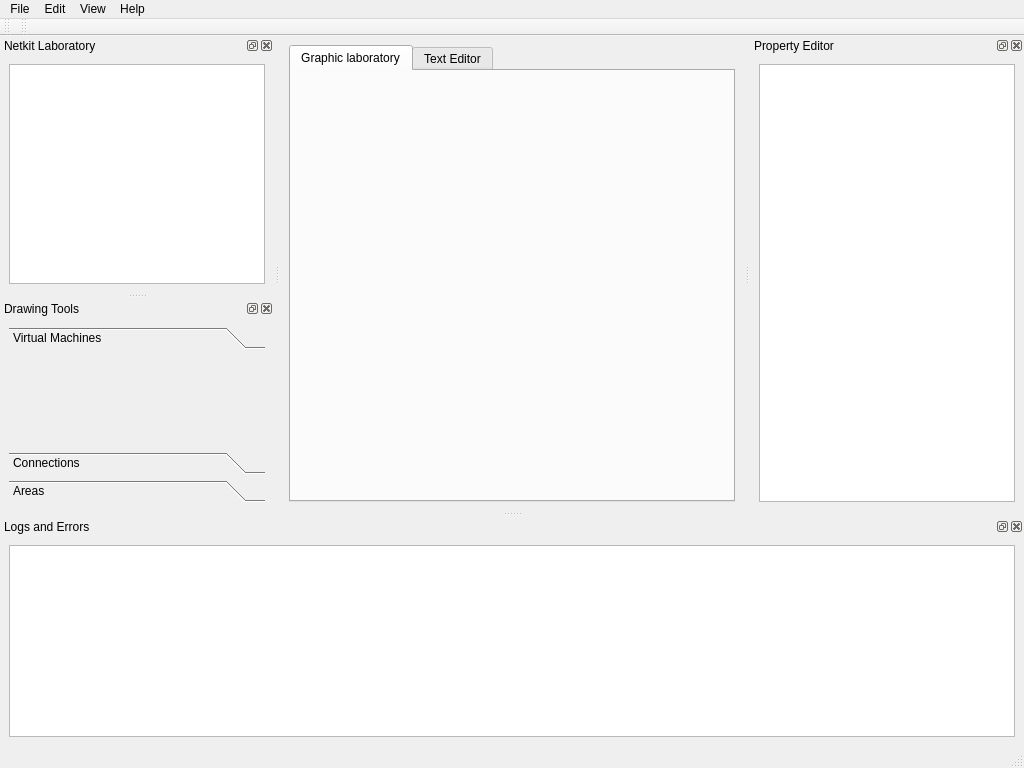
The window that ui/visual_netkit_main.ui (slux83/visual-netkit) describes before a commit, drawn with Qt 5.
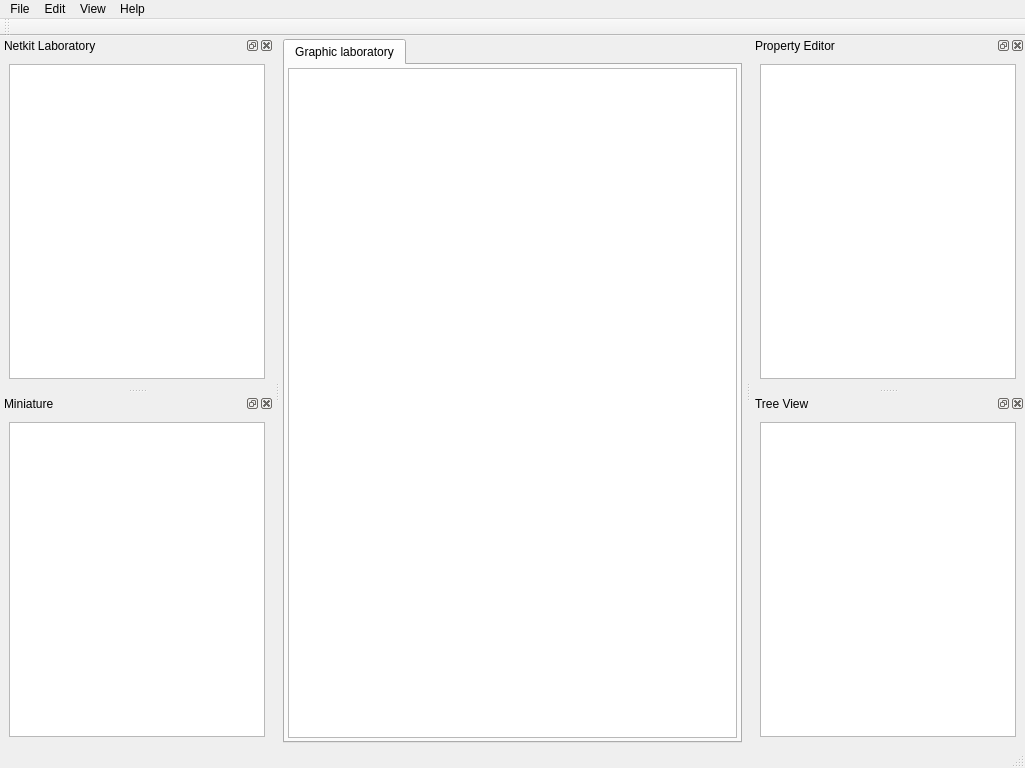
The same window after the commit. The open tabs and pages were chosen to show the change.

Commit message: changed the views: miniature and tree view (deleted the dock for log and errors.. maybe this will be a stand alone widget)

What changed in the file:
```diff
--- a/ui/visual_netkit_main.ui
+++ b/ui/visual_netkit_main.ui
@@ -5,7 +5,7 @@
    <rect>
     <x>0</x>
     <y>0</y>
-    <width>1024</width>
+    <width>1025</width>
     <height>768</height>
    </rect>
   </property>
@@ -17,6 +17,21 @@
   </property>
   <widget class="QWidget" name="centralwidget" >
    <layout class="QVBoxLayout" >
+    <property name="spacing" >
+     <number>3</number>
+    </property>
+    <property name="leftMargin" >
+     <number>3</number>
+    </property>
+    <property name="topMargin" >
+     <number>3</number>
+    </property>
+    <property name="rightMargin" >
+     <number>3</number>
+    </property>
+    <property name="bottomMargin" >
+     <number>3</number>
+    </property>
     <item>
      <widget class="QTabWidget" name="tabWidget" >
       <property name="currentIndex" >
@@ -26,11 +41,23 @@
        <attribute name="title" >
         <string>Graphic laboratory</string>
        </attribute>
-      </widget>
-      <widget class="QWidget" name="tab_2" >
-       <attribute name="title" >
-        <string>Text Editor</string>
-       </attribute>
+       <layout class="QVBoxLayout" >
+        <property name="leftMargin" >
+         <number>3</number>
+        </property>
+        <property name="topMargin" >
+         <number>3</number>
+        </property>
+        <property name="rightMargin" >
+         <number>3</number>
+        </property>
+        <property name="bottomMargin" >
+         <number>3</number>
+        </property>
+        <item>
+         <widget class="QGraphicsView" name="graphicsView" />
+        </item>
+       </layout>
       </widget>
      </widget>
     </item>
@@ -41,7 +68,7 @@
     <rect>
      <x>0</x>
      <y>0</y>
-     <width>1024</width>
+     <width>1025</width>
      <height>25</height>
     </rect>
    </property>
@@ -124,42 +151,9 @@
     </layout>
    </widget>
   </widget>
-  <widget class="QDockWidget" name="dockWidget_5" >
-   <property name="windowTitle" >
-    <string>Logs and Errors</string>
-   </property>
-   <attribute name="dockWidgetArea" >
-    <number>8</number>
-   </attribute>
-   <widget class="QWidget" name="dockWidgetContents_5" >
-    <layout class="QVBoxLayout" >
-     <item>
-      <widget class="QTextEdit" name="textEdit" >
-       <property name="html" >
-        <string>&lt;html>&lt;head>&lt;meta name="qrichtext" content="1" />&lt;style type="text/css">
-p, li { white-space: pre-wrap; }
-&lt;/style>&lt;/head>&lt;body style=" font-family:'Sans Serif'; font-size:9pt; font-weight:400; font-style:normal;">
-&lt;p style="-qt-paragraph-type:empty; margin-top:0px; margin-bottom:0px; margin-left:0px; margin-right:0px; -qt-block-indent:0; text-indent:0px;">&lt;/p>&lt;/body>&lt;/html></string>
-       </property>
-      </widget>
-     </item>
-    </layout>
-   </widget>
-  </widget>
-  <widget class="QToolBar" name="toolBar_2" >
-   <property name="windowTitle" >
-    <string>toolBar_2</string>
-   </property>
-   <attribute name="toolBarArea" >
-    <enum>TopToolBarArea</enum>
-   </attribute>
-   <attribute name="toolBarBreak" >
-    <bool>false</bool>
-   </attribute>
-  </widget>
   <widget class="QDockWidget" name="dockWidget_6" >
    <property name="windowTitle" >
-    <string>Drawing Tools</string>
+    <string>Miniature</string>
    </property>
    <attribute name="dockWidgetArea" >
     <number>1</number>
@@ -167,46 +161,83 @@
    <widget class="QWidget" name="dockWidgetContents_6" >
     <layout class="QVBoxLayout" >
      <item>
-      <widget class="QToolBox" name="toolBox" >
-       <property name="currentIndex" >
-        <number>0</number>
-       </property>
-       <widget class="QWidget" name="page" >
-        <property name="geometry" >
-         <rect>
-          <x>0</x>
-          <y>0</y>
-          <width>140</width>
-          <height>57</height>
-         </rect>
-        </property>
-        <attribute name="label" >
-         <string>Virtual Machines</string>
-        </attribute>
-       </widget>
-       <widget class="QWidget" name="page_2" >
-        <property name="geometry" >
-         <rect>
-          <x>0</x>
-          <y>0</y>
-          <width>132</width>
-          <height>103</height>
-         </rect>
-        </property>
-        <attribute name="label" >
-         <string>Connections</string>
-        </attribute>
-       </widget>
-       <widget class="QWidget" name="page_3" >
-        <attribute name="label" >
-         <string>Areas</string>
-        </attribute>
-       </widget>
-      </widget>
+      <widget class="QGraphicsView" name="graphicsView_2" />
      </item>
     </layout>
    </widget>
   </widget>
+  <widget class="QDockWidget" name="dockWidget_2" >
+   <property name="windowTitle" >
+    <string>Tree View</string>
+   </property>
+   <attribute name="dockWidgetArea" >
+    <number>2</number>
+   </attribute>
+   <widget class="QWidget" name="dockWidgetContents_2" >
+    <layout class="QVBoxLayout" >
+     <item>
+      <widget class="QTreeView" name="treeView_2" />
+     </item>
+    </layout>
+   </widget>
+  </widget>
+  <action name="actionNetkit_Lab" >
+   <property name="checkable" >
+    <bool>true</bool>
+   </property>
+   <property name="checked" >
+    <bool>true</bool>
+   </property>
+   <property name="text" >
+    <string>Netkit Lab</string>
+   </property>
+  </action>
+  <action name="actionMiniature" >
+   <property name="checkable" >
+    <bool>true</bool>
+   </property>
+   <property name="checked" >
+    <bool>true</bool>
+   </property>
+   <property name="text" >
+    <string>Miniature</string>
+   </property>
+  </action>
+  <action name="actionProperty_Editor" >
+   <property name="checkable" >
+    <bool>true</bool>
+   </property>
+   <property name="checked" >
+    <bool>true</bool>
+   </property>
+   <property name="text" >
+    <string>Property Editor</string>
+   </property>
+  </action>
+  <action name="actionTree_View" >
+   <property name="checkable" >
+    <bool>true</bool>
+   </property>
+   <property name="checked" >
+    <bool>true</bool>
+   </property>
+   <property name="text" >
+    <string>Tree View</string>
+   </property>
+  </action>
+  <action name="actionLog_Panel" >
+   <property name="checkable" >
+    <bool>true</bool>
+   </property>
+   <property name="text" >
+    <string>Log Panel</string>
+   </property>
+  </action>
+  <action name="actionAbout_Visual_Netkit" >
+   <property name="text" >
+    <string>About Visual Netkit</string>
+   </property>
+  </action>
  </widget>
  <resources/>
  <connections/>
```
Left out of the diff: 15 changed lines with no effect on the pictures.
